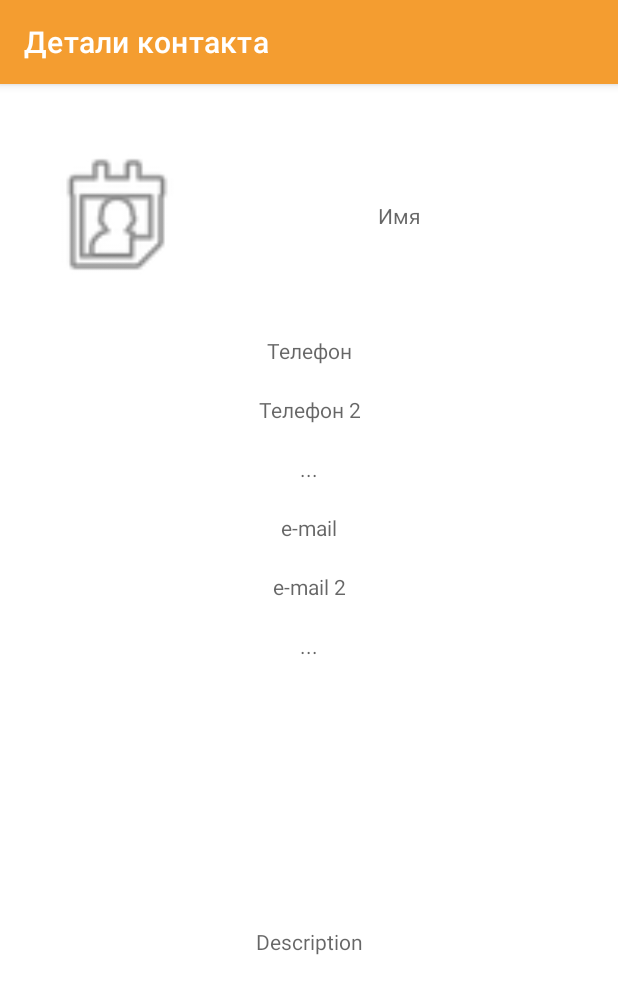
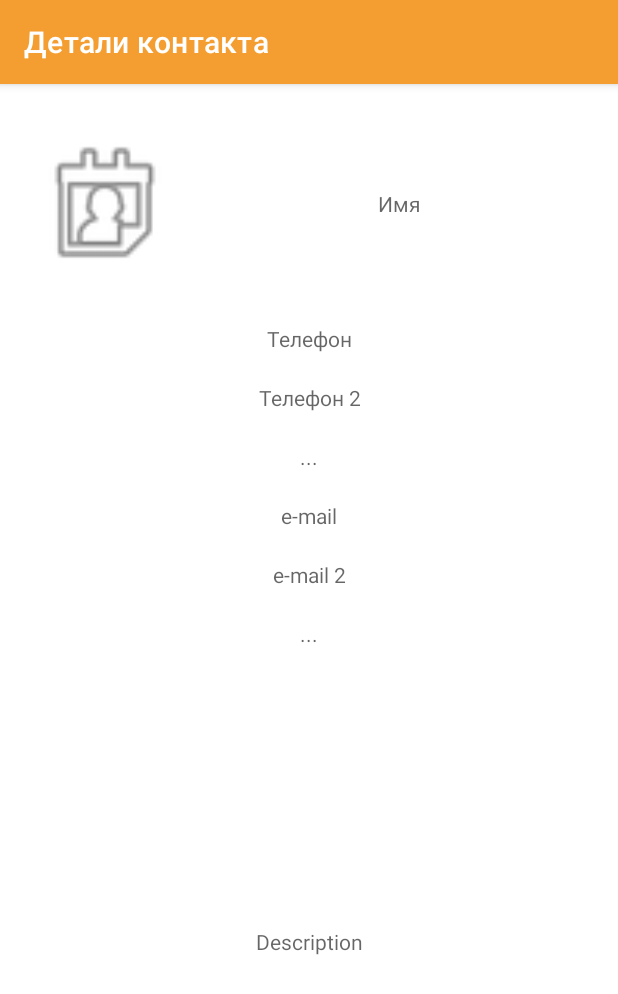
Before and after one commit to Vershinin-V-V/learning240221, an Android app: the screen it shows after launch (MainActivity), after a tap on an icon or button, on a phone screen of 412 x 824 dp. Shown: the top 994 px of the screen. Run offline under Robolectric (Android 15) with nearby library versions, the phone set to English and light mode, and no system bars.

```diff
--- a/app/src/main/java/com/classic117/classicproject/ContactDetailsFragment.kt
+++ b/app/src/main/java/com/classic117/classicproject/ContactDetailsFragment.kt
@@ -11,11 +11,6 @@ private const val ARG_PERSON_ID = "id"
 
 class ContactDetailsFragment : Fragment() {
 
-    override fun onCreate(savedInstanceState: Bundle?) {
-        super.onCreate(savedInstanceState)
-
-    }
-
     override fun onCreateView(
         inflater : LayoutInflater,
         container : ViewGroup?,
@@ -26,15 +21,15 @@ class ContactDetailsFragment : Fragment() {
 
     override fun onViewCreated(view : View, savedInstanceState : Bundle?) {
         super.onViewCreated(view, savedInstanceState)
-        (activity as AppCompatActivity?)?.supportActionBar?.apply{
+        (activity as AppCompatActivity?)?.supportActionBar?.apply {
             setTitle(R.string.contact_details_bar)
         }
     }
 
     companion object {
-        fun newInstance(personId : Int) = ContactDetailsFragment().apply{
-            arguments = Bundle().apply{
-                putSerializable(ARG_PERSON_ID, 1) //заменить на id будущего класса Person
+        fun newInstance(personId : Int) = ContactDetailsFragment().apply {
+            arguments = Bundle().apply {
+                putSerializable(ARG_PERSON_ID, 1) //TODO заменить на id будущего класса Person
             }
         }
     }
--- a/app/src/main/java/com/classic117/classicproject/ContactListFragment.kt
+++ b/app/src/main/java/com/classic117/classicproject/ContactListFragment.kt
@@ -17,7 +17,9 @@ class ContactListFragment : Fragment(R.layout.fragment_contact_list) {
     override fun onAttach(context : Context) {
         super.onAttach(context)
 
-        if (context is PersonSelect) cardClicListener = context
+        if (context is PersonSelect){
+            cardClicListener = context
+        }
     }
 
     override fun onViewCreated(view : View, savedInstanceState : Bundle?) {
@@ -25,7 +27,7 @@ class ContactListFragment : Fragment(R.layout.fragment_contact_list) {
 
         binding = FragmentContactListBinding.bind(view).apply {
             personCard.root.setOnClickListener {
-                cardClicListener?.onPersonSelected(1)//заменить на id будущего класса Person
+                cardClicListener?.onPersonSelected(1) //TODO заменить на id будущего класса Person
             }
         }
 
--- a/app/src/main/java/com/classic117/classicproject/MainActivity.kt
+++ b/app/src/main/java/com/classic117/classicproject/MainActivity.kt
@@ -7,21 +7,18 @@ class MainActivity : AppCompatActivity(), PersonSelect{
     override fun onCreate(savedInstanceState: Bundle?) {
         super.onCreate(savedInstanceState)
         setContentView(R.layout.activity_main)
-        val currentFragment = supportFragmentManager.findFragmentById(R.id.fragment_container)
-        if (currentFragment == null){
-            val fragment = ContactListFragment()
-            supportFragmentManager.beginTransaction()
-                .add(R.id.fragment_container, fragment)
-                .commit()
-
+        if (savedInstanceState == null) {
+            supportFragmentManager
+                    .beginTransaction()
+                    .add(R.id.fragment_container, ContactListFragment())
+                    .commit()
         }
     }
 
     override fun onPersonSelected(id : Int) {
-        val fragment = ContactDetailsFragment.newInstance(id)
         supportFragmentManager
             .beginTransaction()
-            .replace(R.id.fragment_container, fragment)
+            .replace(R.id.fragment_container, ContactDetailsFragment.newInstance(id))
             .addToBackStack(null)
             .commit()
     }
--- a/app/src/main/res/layout/activity_main.xml
+++ b/app/src/main/res/layout/activity_main.xml
@@ -1,22 +1,8 @@
 <?xml version="1.0" encoding="utf-8"?>
 <LinearLayout xmlns:android="http://schemas.android.com/apk/res/android"
-    xmlns:app="http://schemas.android.com/apk/res-auto"
     xmlns:tools="http://schemas.android.com/tools"
-    android:id="@+id/main_container"
+    android:id="@+id/fragment_container"
     android:layout_width="match_parent"
     android:layout_height="match_parent"
     android:orientation="vertical"
-    tools:context=".MainActivity">
-
-
-    <FrameLayout
-        android:id="@+id/fragment_container"
-        android:layout_width="match_parent"
-        android:layout_height="match_parent"
-        android:layout_margin="8dp"
-        >
-
-    </FrameLayout>
-
-
-</LinearLayout>
+    tools:context=".MainActivity"/>
--- a/app/src/main/res/layout/contact_details_fragment.xml
+++ b/app/src/main/res/layout/contact_details_fragment.xml
@@ -6,22 +6,13 @@
     android:layout_width="match_parent"
     android:layout_height="match_parent">
 
-    <ScrollView
-        android:layout_width="match_parent"
-        android:layout_height="match_parent">
-
-        <LinearLayout
-            android:layout_width="match_parent"
-            android:layout_height="wrap_content"
-            android:orientation="vertical" />
-    </ScrollView>
 
     <ImageView
         android:id="@+id/person_img"
-        android:layout_width="100dp"
-        android:layout_height="120dp"
-        android:layout_marginStart="20dp"
-        android:layout_marginTop="20dp"
+        android:layout_width="@dimen/contactImgWidth"
+        android:layout_height="@dimen/contactImgHeight"
+        android:layout_marginStart="@dimen/highMargin"
+        android:layout_marginTop="@dimen/highMargin"
         android:background="@color/white"
         app:layout_constraintStart_toStartOf="parent"
         app:layout_constraintTop_toTopOf="parent"
@@ -29,12 +20,12 @@
 
     <TextView
         android:id="@+id/person_name"
-        android:layout_width="0dp"
-        android:layout_height="120dp"
-        android:layout_marginStart="20dp"
-        android:layout_marginTop="20dp"
-        android:layout_marginEnd="20dp"
-        android:layout_marginBottom="20dp"
+        android:layout_width="@dimen/mConstrain"
+        android:layout_height="@dimen/contactImgHeight"
+        android:layout_marginStart="@dimen/highMargin"
+        android:layout_marginTop="@dimen/highMargin"
+        android:layout_marginEnd="@dimen/highMargin"
+        android:layout_marginBottom="@dimen/highMargin"
         android:background="@color/white"
         android:gravity="center"
         android:hint="@string/name"
@@ -47,9 +38,9 @@
         android:id="@+id/person_number1"
         android:layout_width="match_parent"
         android:layout_height="wrap_content"
-        android:layout_marginTop="20dp"
-        android:layout_marginRight="20dp"
-        android:layout_marginLeft="20dp"
+        android:layout_marginTop="@dimen/highMargin"
+        android:layout_marginRight="@dimen/highMargin"
+        android:layout_marginLeft="@dimen/highMargin"
         android:gravity="center"
         android:background="@color/white"
         android:hint="@string/phone"
@@ -62,9 +53,9 @@
         android:id="@+id/person_number2"
         android:layout_width="match_parent"
         android:layout_height="wrap_content"
-        android:layout_marginTop="20dp"
-        android:layout_marginRight="20dp"
-        android:layout_marginLeft="20dp"
+        android:layout_marginTop="@dimen/highMargin"
+        android:layout_marginRight="@dimen/highMargin"
+        android:layout_marginLeft="@dimen/highMargin"
         android:gravity="center"
         android:background="@color/white"
         android:hint="@string/phone_2"
@@ -76,9 +67,9 @@
         android:id="@+id/empty_string1"
         android:layout_width="match_parent"
         android:layout_height="wrap_content"
-        android:layout_marginTop="20dp"
-        android:layout_marginRight="20dp"
-        android:layout_marginLeft="20dp"
+        android:layout_marginTop="@dimen/highMargin"
+        android:layout_marginRight="@dimen/highMargin"
+        android:layout_marginLeft="@dimen/highMargin"
         android:gravity="center"
         android:background="@color/white"
         android:hint="@string/empty"
@@ -90,9 +81,9 @@
         android:id="@+id/e_mail"
         android:layout_width="match_parent"
         android:layout_height="wrap_content"
-        android:layout_marginTop="20dp"
-        android:layout_marginRight="20dp"
-        android:layout_marginLeft="20dp"
+        android:layout_marginTop="@dimen/highMargin"
+        android:layout_marginRight="@dimen/highMargin"
+        android:layout_marginLeft="@dimen/highMargin"
         android:gravity="center"
         android:background="@color/white"
         android:hint="@string/email"
@@ -104,9 +95,9 @@
         android:id="@+id/e_mail2"
         android:layout_width="match_parent"
         android:layout_height="wrap_content"
-        android:layout_marginTop="20dp"
-        android:layout_marginRight="20dp"
-        android:layout_marginLeft="20dp"
+        android:layout_marginTop="@dimen/highMargin"
+        android:layout_marginRight="@dimen/highMargin"
+        android:layout_marginLeft="@dimen/highMargin"
         android:gravity="center"
         android:background="@color/white"
         android:hint="@string/email_2"
@@ -118,9 +109,9 @@
         android:id="@+id/empty_string2"
         android:layout_width="match_parent"
         android:layout_height="wrap_content"
-        android:layout_marginTop="20dp"
-        android:layout_marginRight="20dp"
-        android:layout_marginLeft="20dp"
+        android:layout_marginTop="@dimen/highMargin"
+        android:layout_marginRight="@dimen/highMargin"
+        android:layout_marginLeft="@dimen/highMargin"
         android:gravity="center"
         android:background="@color/white"
         android:hint="@string/empty"
@@ -131,12 +122,12 @@
 
     <TextView
         android:id="@+id/discription"
-        android:layout_width="0dp"
-        android:layout_height="0dp"
-        android:layout_marginLeft="20dp"
-        android:layout_marginTop="20dp"
-        android:layout_marginRight="20dp"
-        android:layout_marginBottom="20dp"
+        android:layout_width="@dimen/mConstrain"
+        android:layout_height="@dimen/mConstrain"
+        android:layout_marginLeft="@dimen/highMargin"
+        android:layout_marginTop="@dimen/highMargin"
+        android:layout_marginRight="@dimen/highMargin"
+        android:layout_marginBottom="@dimen/highMargin"
         android:background="@color/white"
         android:gravity="center"
         android:hint="@string/description"
--- /dev/null
+++ b/app/src/main/res/values/dimens.xml
@@ -0,0 +1,10 @@
+<?xml version="1.0" encoding="utf-8"?>
+<resources>
+    <dimen name="contactImgHeight">120dp</dimen>
+    <dimen name="contactImgWidth">100dp</dimen>
+    <dimen name="lowMargin">10dp</dimen>
+    <dimen name="highMargin">20dp</dimen>
+    <dimen name="bigText">24dp</dimen>
+    <dimen name="smallText">18dp</dimen>
+    <dimen name="mConstrain">0dp</dimen>
+</resources>
```
Also changed, not shown: app/src/main/res/layout/person_card.xml (+25 -39 lines).
